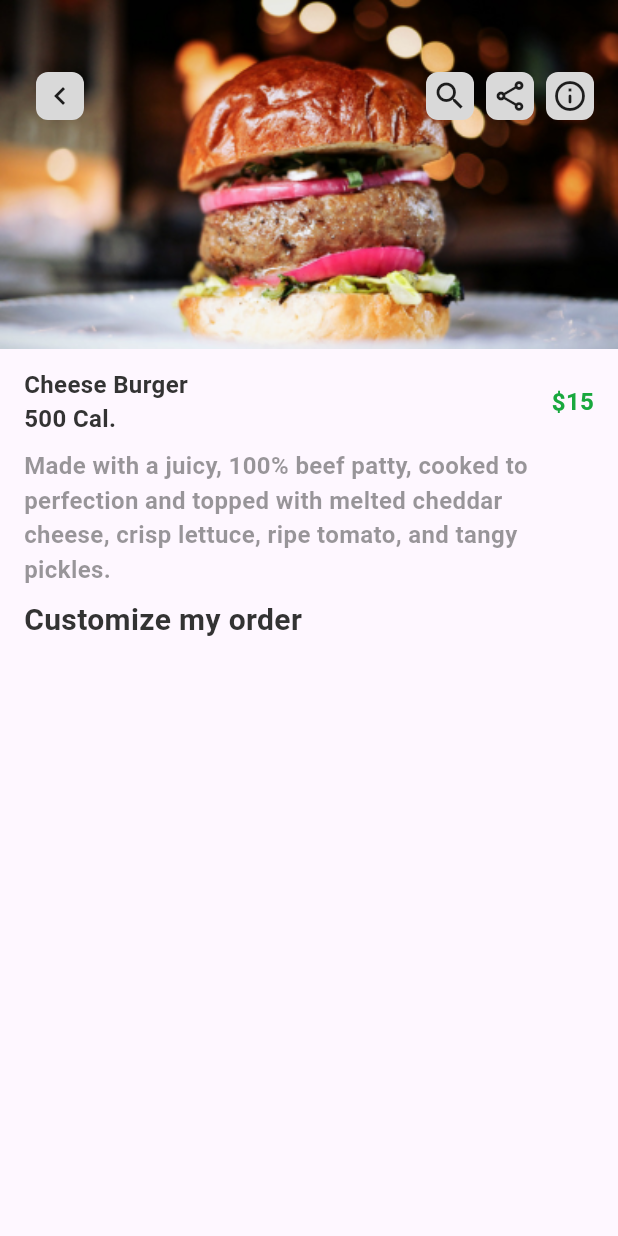
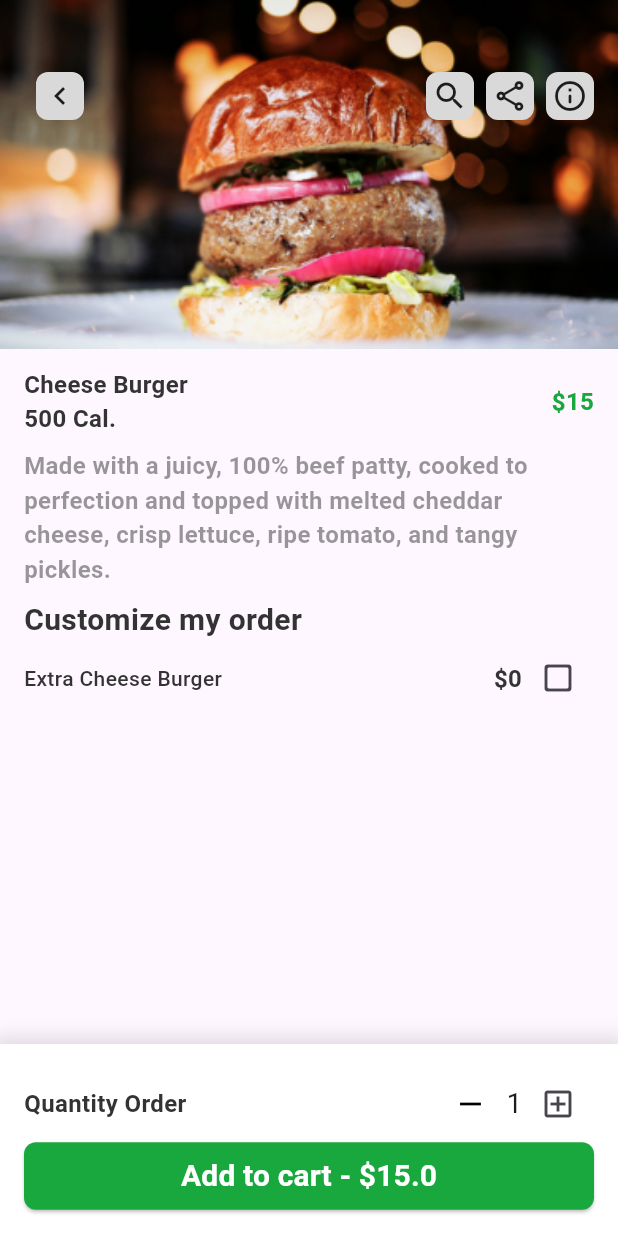
Before and after one commit to MahmoudYasserElbanna/MakanGes_Projcet, a Flutter app: the OrderInDetailsViewBody screen opened directly, on a phone screen of 412 x 824 dp. Run offline on Flutter 3.47's test engine with Material 3 defaults, Android fonts, the phone set to English and light mode, and no system bars; our stand-ins replace font_awesome_flutter, go_router, google_nav_bar.

Commit message:
add customize my order view & quantity order button

```diff
--- /dev/null
+++ b/lib/features/oreder_in_details/presentation/view/widget/additions_to_the_order_item.dart
@@ -0,0 +1,52 @@
+import 'dart:math';
+
+import 'package:flutter/material.dart';
+import 'package:makanges_app/core/utils/styles.dart';
+
+class AdditionsToTheOrderItem extends StatefulWidget {
+  const AdditionsToTheOrderItem(
+      {super.key, required this.title, required this.isFree});
+  final String title;
+  final bool isFree;
+  @override
+  State<AdditionsToTheOrderItem> createState() =>
+      _AdditionsToTheOrderItemState();
+}
+
+class _AdditionsToTheOrderItemState extends State<AdditionsToTheOrderItem> {
+  bool isChecked = false;
+
+  @override
+  Widget build(BuildContext context) {
+    return Row(
+      mainAxisAlignment: MainAxisAlignment.spaceBetween,
+      children: [
+        Text(
+          widget.title,
+          style: Styles.textStyle14,
+        ),
+        Row(
+          children: [
+            Text(
+              widget.isFree ? 'Free' : r'$' + Random().nextInt(20).toString(),
+              style: Styles.textStyle16,
+            ),
+            IconButton(
+              icon: Icon(
+                isChecked
+                    ? Icons.check_box_rounded
+                    : Icons.check_box_outline_blank_rounded,
+                color: isChecked ? Colors.green : null,
+              ),
+              onPressed: () {
+                setState(() {
+                  isChecked = !isChecked;
+                });
+              },
+            ),
+          ],
+        ),
+      ],
+    );
+  }
+}
--- a/lib/features/oreder_in_details/presentation/view/widget/order_in_details_view_body.dart
+++ b/lib/features/oreder_in_details/presentation/view/widget/order_in_details_view_body.dart
@@ -1,8 +1,11 @@
 import 'package:flutter/material.dart';
 import 'package:makanges_app/core/utils/assets.dart';
 import 'package:makanges_app/core/utils/styles.dart';
+import 'package:makanges_app/core/widgets/custom_elevated_button.dart';
 import 'package:makanges_app/features/general_order_info/presentation/view/widgets/general_order_view_header_icons.dart';
 import 'package:makanges_app/features/general_order_info/presentation/view/widgets/tab_bar_item_content_info.dart';
+import 'package:makanges_app/features/oreder_in_details/presentation/view/widget/additions_to_the_order_item.dart';
+import 'package:makanges_app/features/oreder_in_details/presentation/view/widget/quantity_order.dart';
 
 class OrderInDetailsViewBody extends StatelessWidget {
   const OrderInDetailsViewBody({super.key});
@@ -38,9 +41,19 @@ class OrderInDetailsViewBody extends StatelessWidget {
                   'Customize my order',
                   style: Styles.textStyle20,
                 ),
+                const AdditionsToTheOrderItem(
+                  isFree: false,
+                  title: 'Extra Cheese Burger',
+                ),
               ],
             ),
-          )
+          ),
+          const Positioned(
+            bottom: 0,
+            right: 0,
+            left: 0,
+            child: QuantityOrder(),
+          ),
         ],
       ),
     );
--- /dev/null
+++ b/lib/features/oreder_in_details/presentation/view/widget/quantity_order.dart
@@ -0,0 +1,87 @@
+import 'package:flutter/material.dart';
+import 'package:makanges_app/core/utils/styles.dart';
+import 'package:makanges_app/core/widgets/custom_elevated_button.dart';
+
+class QuantityOrder extends StatefulWidget {
+  const QuantityOrder({Key? key}) : super(key: key);
+
+  @override
+  _QuantityOrderState createState() => _QuantityOrderState();
+}
+
+class _QuantityOrderState extends State<QuantityOrder> {
+  int quantity = 1;
+  double pricePerItem = 15.0;
+  double totalPrice = 15.0;
+
+  void updatePrice() {
+    totalPrice = quantity * pricePerItem;
+  }
+
+  @override
+  Widget build(BuildContext context) {
+    return Container(
+      padding: const EdgeInsets.all(16),
+      decoration: const BoxDecoration(
+        color: Colors.white,
+        boxShadow: [
+          BoxShadow(
+            color: Colors.black12,
+            blurRadius: 10,
+            spreadRadius: 5,
+          ),
+        ],
+      ),
+      child: Column(
+        children: [
+          Row(
+            mainAxisAlignment: MainAxisAlignment.spaceBetween,
+            children: [
+              const Text('Quantity Order', style: Styles.textStyle16),
+              Row(
+                children: [
+                  IconButton(
+                    icon: Icon(
+                      Icons.remove,
+                      color: quantity > 0 ? Colors.black : Colors.grey,
+                    ),
+                    onPressed: quantity > 0
+                        ? () {
+                            setState(() {
+                              quantity--;
+                              updatePrice();
+                            });
+                          }
+                        : null,
+                  ),
+                  Text('$quantity', style: const TextStyle(fontSize: 18)),
+                  IconButton(
+                    icon: const Icon(Icons.add_box_outlined),
+                    onPressed: () {
+                      setState(() {
+                        quantity++;
+                        updatePrice();
+                      });
+                    },
+                  ),
+                ],
+              ),
+            ],
+          ),
+          CustomElevatedButton(
+            label: 'Add to cart - \$$totalPrice',
+            onPressed: () {
+              if (totalPrice == 0) {
+                ScaffoldMessenger.of(context).showSnackBar(
+                  const SnackBar(
+                    content: Text('Please Add Quantity'),
+                  ),
+                );
+              } else {}
+            },
+          ),
+        ],
+      ),
+    );
+  }
+}
```
